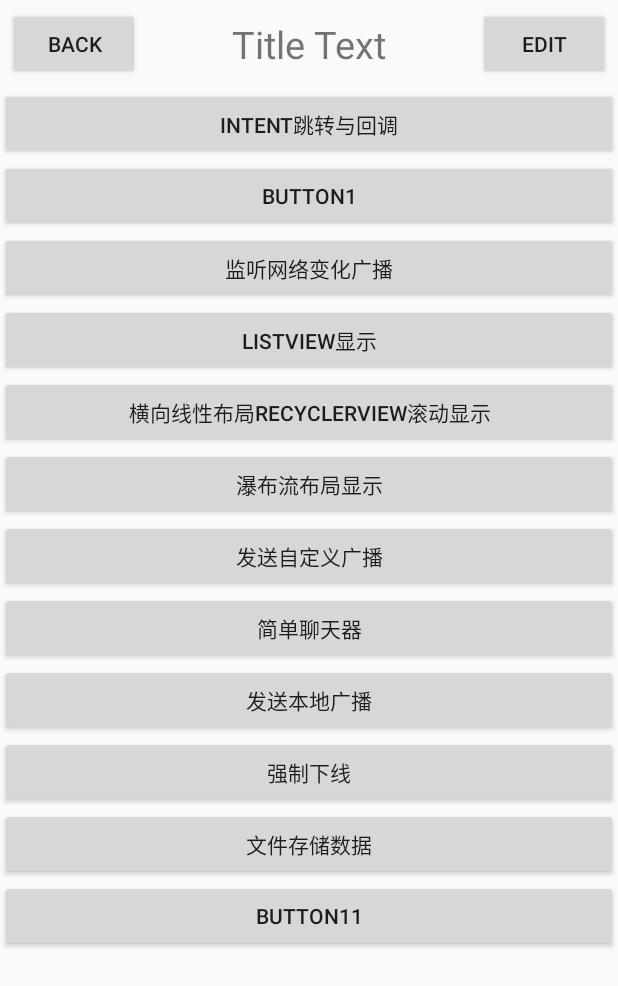
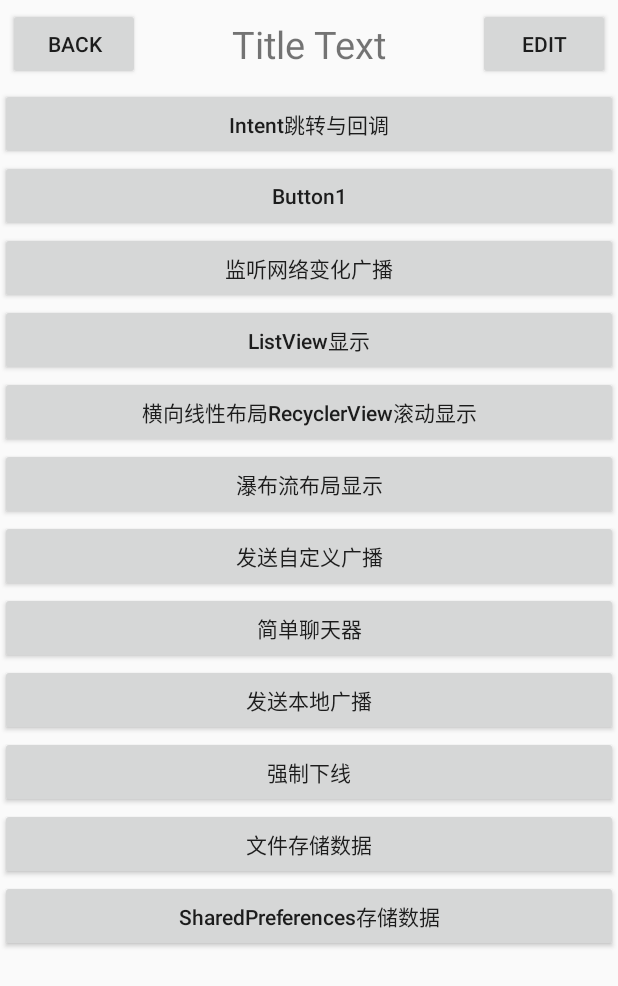
Before and after one commit to accpwds/myandroid, an Android app: the FirstActivity screen opened directly, with no data from a screen before it, on a phone screen of 412 x 824 dp. Shown: the top 986 px of the screen. Run offline under Robolectric (Android 15) with nearby library versions, the phone set to English and light mode, and no system bars.

Commit message:
1、2015-03-05 commit

```diff
--- a/app/src/main/AndroidManifest.xml
+++ b/app/src/main/AndroidManifest.xml
@@ -26,7 +26,7 @@
                 <category android:name="android.intent.category.LAUNCHER" />
             </intent-filter>
         </activity>
-        <activity android:name=".FirstActivity"></activity>
+        <activity android:name=".FirstActivity" />
         <activity android:name=".MainActivity">
 
             <!-- <intent-filter> -->
@@ -78,7 +78,8 @@
             </intent-filter>
         </receiver>
 
-        <activity android:name=".SaveFileActivity"></activity>
+        <activity android:name=".SaveFileActivity" />
+        <activity android:name=".SharedPreferencesActivity"></activity>
     </application>
 
 </manifest>
--- a/app/src/main/java/com/example/test1/BaseActivity.java
+++ b/app/src/main/java/com/example/test1/BaseActivity.java
@@ -26,6 +26,7 @@ public class BaseActivity extends AppCompatActivity {
     @Override
     protected void onCreate(Bundle savedInstanceState) {
         super.onCreate(savedInstanceState);
+        Log.d(TAG,"执行 onCreate");
         Log.d(TAG, "添加Activity " + getClass().getSimpleName());
         ActivityCollector.addActivity(this);
     }
--- a/app/src/main/java/com/example/test1/FirstActivity.java
+++ b/app/src/main/java/com/example/test1/FirstActivity.java
@@ -166,6 +166,16 @@ public class FirstActivity extends BaseActivity {
                 startActivity(intent);
             }
         });
+
+        Button button11 = (Button) findViewById(R.id.button11);
+        button11.setText("SharedPreferences存储数据");
+        button11.setOnClickListener(new View.OnClickListener() {
+            @Override
+            public void onClick(View v) {
+                Intent intent = new Intent(FirstActivity.this,SharedPreferencesActivity.class);
+                startActivity(intent);
+            }
+        });
     }
 
 
--- a/app/src/main/res/layout/activity_first.xml
+++ b/app/src/main/res/layout/activity_first.xml
@@ -10,78 +10,104 @@
     <!--<include layout="@layout/title"></include>-->
     <com.example.test1.TitleLayout
         android:layout_width="match_parent"
-        android:layout_height="wrap_content"/>
+        android:layout_height="wrap_content" />
+
+
+    <ScrollView
+        android:layout_width="match_parent"
+        android:layout_height="match_parent">
+
+        <LinearLayout
+            android:layout_width="match_parent"
+            android:layout_height="match_parent"
+            android:orientation="vertical">
 
             <Button
                 android:id="@+id/button"
                 android:layout_width="fill_parent"
                 android:layout_height="wrap_content"
+                android:textAllCaps="false"
                 android:text="Button" />
 
             <Button
                 android:id="@+id/button1"
                 android:layout_width="fill_parent"
                 android:layout_height="wrap_content"
+                android:textAllCaps="false"
                 android:text="Button1" />
 
             <Button
                 android:id="@+id/button2"
                 android:layout_width="fill_parent"
                 android:layout_height="wrap_content"
+                android:textAllCaps="false"
                 android:text="Button2" />
 
             <Button
                 android:id="@+id/button3"
                 android:layout_width="fill_parent"
                 android:layout_height="wrap_content"
+                android:textAllCaps="false"
                 android:text="Button3" />
 
             <Button
                 android:id="@+id/button4"
                 android:layout_width="fill_parent"
                 android:layout_height="wrap_content"
+                android:textAllCaps="false"
                 android:text="Button4" />
 
             <Button
                 android:id="@+id/button5"
                 android:layout_width="fill_parent"
                 android:layout_height="wrap_content"
+                android:textAllCaps="false"
                 android:text="Button5" />
 
             <Button
                 android:id="@+id/button7"
                 android:layout_width="fill_parent"
                 android:layout_height="wrap_content"
+                android:textAllCaps="false"
                 android:text="Button7" />
 
             <Button
                 android:id="@+id/button6"
                 android:layout_width="fill_parent"
                 android:layout_height="wrap_content"
+                android:textAllCaps="false"
                 android:text="Button6" />
 
             <Button
                 android:id="@+id/button8"
                 android:layout_width="fill_parent"
                 android:layout_height="wrap_content"
+                android:textAllCaps="false"
                 android:text="Button8" />
 
             <Button
                 android:id="@+id/button9"
                 android:layout_width="fill_parent"
                 android:layout_height="wrap_content"
+                android:textAllCaps="false"
                 android:text="Button9" />
 
             <Button
                 android:id="@+id/button10"
                 android:layout_width="fill_parent"
                 android:layout_height="wrap_content"
+                android:textAllCaps="false"
                 android:text="Button10" />
 
             <Button
                 android:id="@+id/button11"
                 android:layout_width="fill_parent"
+                android:textAllCaps="false"
                 android:layout_height="wrap_content"
                 android:text="Button11" />
 
         </LinearLayout>
+    </ScrollView>
+
+
+</LinearLayout>
```
Also changed, not shown: app/src/main/java/com/example/test1/LoginActivity.java (+37 -8 lines), app/src/main/java/com/example/test1/MyDatabaseHelper.java (added, +36 -0 lines), app/src/main/java/com/example/test1/SharedPreferencesActivity.java (added, +49 -0 lines), app/src/main/res/layout/activity_login.xml (+7 -0 lines), app/src/main/res/layout/activity_main.xml (+24 -2 lines), app/src/main/res/layout/activity_shared_preferences.xml (added, +16 -0 lines). Lines whose indentation alone changed are shown as unchanged.
